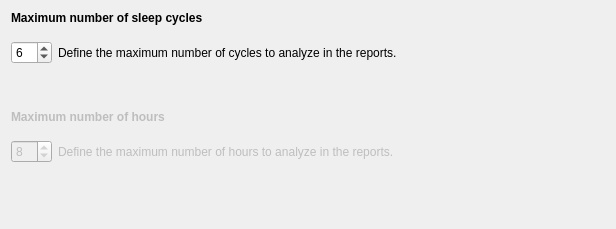
Old version of the form tools/CEAMSTools/SlowWaveClassification/HoursCyclesStep/Ui_HoursCyclesStep.ui in the repository SnoozToolbox/snooz-package-ceams.
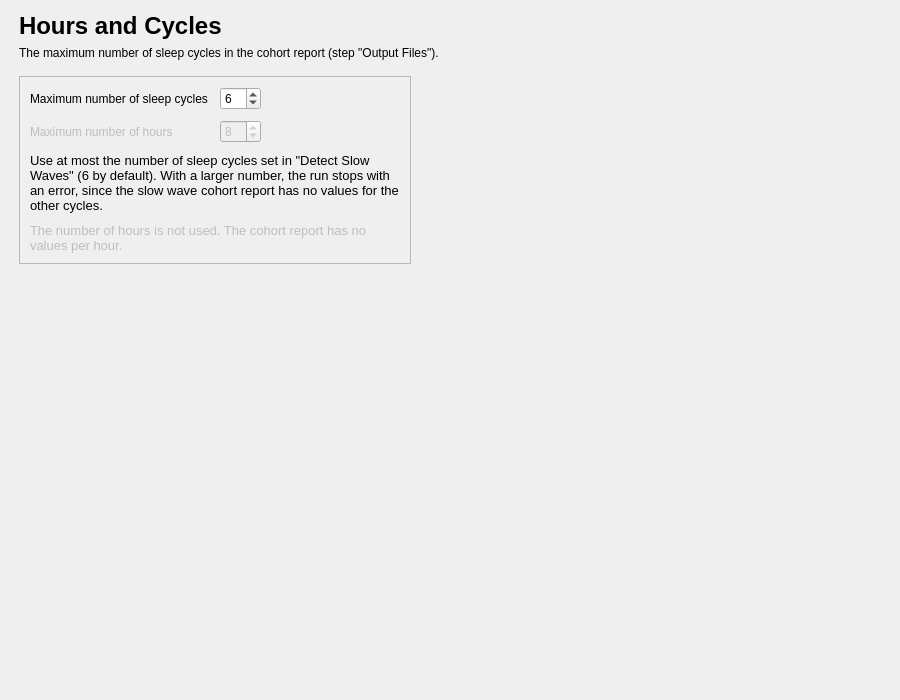
New version of the form.

Commit message: Classify Slow Waves: redesigned pages (tool 2.4.3, module Slow Wave Classifier 2.2.3)

What changed in the file:
```diff
--- a/tools/CEAMSTools/SlowWaveClassification/HoursCyclesStep/Ui_HoursCyclesStep.ui
+++ b/tools/CEAMSTools/SlowWaveClassification/HoursCyclesStep/Ui_HoursCyclesStep.ui
@@ -6,148 +6,275 @@
    <rect>
     <x>0</x>
     <y>0</y>
-    <width>616</width>
-    <height>229</height>
+    <width>900</width>
+    <height>700</height>
    </rect>
   </property>
   <property name="windowTitle">
    <string/>
   </property>
   <layout class="QVBoxLayout" name="verticalLayout">
+   <property name="leftMargin">
+    <number>19</number>
+   </property>
+   <property name="topMargin">
+    <number>12</number>
+   </property>
+   <property name="rightMargin">
+    <number>19</number>
+   </property>
+   <property name="bottomMargin">
+    <number>12</number>
+   </property>
    <item>
-    <widget class="QLabel" name="label_2">
-     <property name="text">
-      <string>&lt;html&gt;&lt;head/&gt;&lt;body&gt;&lt;p&gt;&lt;span style=&quot; font-weight:600;&quot;&gt;Maximum number of sleep cycles&lt;/span&gt;&lt;/p&gt;&lt;/body&gt;&lt;/html&gt;</string>
+    <layout class="QHBoxLayout" name="content_row" stretch="1,0">
+     <property name="leftMargin">
+      <number>0</number>
      </property>
-    </widget>
-   </item>
-   <item>
-    <spacer name="verticalSpacer_4">
-     <property name="orientation">
-      <enum>Qt::Vertical</enum>
+     <property name="topMargin">
+      <number>0</number>
      </property>
-     <property name="sizeType">
-      <enum>QSizePolicy::Fixed</enum>
+     <property name="rightMargin">
+      <number>0</number>
      </property>
-     <property name="sizeHint" stdset="0">
-      <size>
-       <width>20</width>
-       <height>10</height>
-      </size>
+     <property name="bottomMargin">
+      <number>0</number>
      </property>
-    </spacer>
-   </item>
-   <item>
-    <layout class="QHBoxLayout" name="horizontalLayout_2">
      <item>
-      <widget class="QSpinBox" name="spinBox_cycles">
-       <property name="minimum">
-        <number>1</number>
-       </property>
-       <property name="maximum">
-        <number>12</number>
-       </property>
-       <property name="value">
-        <number>6</number>
-       </property>
-      </widget>
-     </item>
-     <item>
-      <widget class="QLabel" name="label_4">
-       <property name="text">
-        <string>Define the maximum number of cycles to analyze in the reports.</string>
-       </property>
-      </widget>
-     </item>
-     <item>
-      <spacer name="horizontalSpacer_2">
-       <property name="orientation">
-        <enum>Qt::Horizontal</enum>
-       </property>
-       <property name="sizeHint" stdset="0">
+      <widget class="QWidget" name="content_widget" native="true">
+       <property name="maximumSize">
         <size>
-         <width>40</width>
-         <height>20</height>
+         <width>800</width>
+         <height>16777215</height>
         </size>
        </property>
-      </spacer>
-     </item>
-    </layout>
-   </item>
-   <item>
-    <spacer name="verticalSpacer_2">
-     <property name="orientation">
-      <enum>Qt::Vertical</enum>
-     </property>
-     <property name="sizeType">
-      <enum>QSizePolicy::Minimum</enum>
-     </property>
-     <property name="sizeHint" stdset="0">
-      <size>
-       <width>20</width>
-       <height>40</height>
-      </size>
-     </property>
-    </spacer>
-   </item>
-   <item>
-    <widget class="QLabel" name="label">
-     <property name="enabled">
-      <bool>false</bool>
-     </property>
-     <property name="text">
-      <string>&lt;html&gt;&lt;head/&gt;&lt;body&gt;&lt;p&gt;&lt;span style=&quot; font-weight:600;&quot;&gt;Maximum number of hours&lt;/span&gt;&lt;/p&gt;&lt;/body&gt;&lt;/html&gt;</string>
-     </property>
-    </widget>
-   </item>
-   <item>
-    <spacer name="verticalSpacer_3">
-     <property name="orientation">
-      <enum>Qt::Vertical</enum>
-     </property>
-     <property name="sizeType">
-      <enum>QSizePolicy::Fixed</enum>
-     </property>
-     <property name="sizeHint" stdset="0">
-      <size>
-       <width>20</width>
-       <height>10</height>
-      </size>
-     </property>
-    </spacer>
-   </item>
-   <item>
-    <layout class="QHBoxLayout" name="horizontalLayout">
-     <item>
-      <widget class="QSpinBox" name="spinBox_hours">
-       <property name="enabled">
-        <bool>false</bool>
-       </property>
-       <property name="minimum">
-        <number>1</number>
-       </property>
-       <property name="maximum">
-        <number>48</number>
-       </property>
-       <property name="value">
-        <number>8</number>
-       </property>
+       <layout class="QVBoxLayout" name="content_layout">
+        <property name="spacing">
+         <number>16</number>
+        </property>
+        <property name="leftMargin">
+         <number>0</number>
+        </property>
+        <property name="topMargin">
+         <number>0</number>
+        </property>
+        <property name="rightMargin">
+         <number>0</number>
+        </property>
+        <property name="bottomMargin">
+         <number>0</number>
+        </property>
+        <item>
+         <layout class="QVBoxLayout" name="header_layout">
+          <property name="spacing">
+           <number>6</number>
+          </property>
+          <item>
+           <widget class="QLabel" name="title_label">
+            <property name="font">
+             <font>
+              <pointsize>18</pointsize>
+              <bold>true</bold>
+             </font>
+            </property>
+            <property name="text">
+             <string>Hours and Cycles</string>
+            </property>
+           </widget>
+          </item>
+          <item>
+           <widget class="QLabel" name="subtitle_label">
+            <property name="text">
+             <string>The maximum number of sleep cycles in the cohort report (step "Output Files").</string>
+            </property>
+            <property name="wordWrap">
+             <bool>true</bool>
+            </property>
+            <property name="variant" stdset="0">
+             <string notr="true">help</string>
+            </property>
+           </widget>
+          </item>
+         </layout>
+        </item>
+        <item>
+         <layout class="QHBoxLayout" name="limits_row" stretch="1,0,1">
+          <property name="spacing">
+           <number>16</number>
+          </property>
+          <item>
+           <widget class="QFrame" name="limits_card">
+            <property name="frameShape">
+             <enum>QFrame::Shape::StyledPanel</enum>
+            </property>
+            <property name="frameShadow">
+             <enum>QFrame::Shadow::Raised</enum>
+            </property>
+            <layout class="QVBoxLayout" name="limits_card_layout">
+             <property name="spacing">
+              <number>10</number>
+             </property>
+             <property name="leftMargin">
+              <number>10</number>
+             </property>
+             <property name="topMargin">
+              <number>10</number>
+             </property>
+             <property name="rightMargin">
+              <number>10</number>
+             </property>
+             <property name="bottomMargin">
+              <number>10</number>
+             </property>
+             <item>
+              <layout class="QGridLayout" name="limits_grid">
+               <property name="horizontalSpacing">
+                <number>12</number>
+               </property>
+               <property name="verticalSpacing">
+                <number>10</number>
+               </property>
+               <item row="0" column="0">
+                <widget class="QLabel" name="label_2">
+                 <property name="text">
+                  <string>Maximum number of sleep cycles</string>
+                 </property>
+                </widget>
+               </item>
+               <item row="0" column="1">
+                <widget class="QSpinBox" name="spinBox_cycles">
+                 <property name="minimum">
+                  <number>1</number>
+                 </property>
+                 <property name="maximum">
+                  <number>12</number>
+                 </property>
+                 <property name="value">
+                  <number>6</number>
+                 </property>
+                </widget>
+               </item>
+               <item row="1" column="0">
+                <widget class="QLabel" name="label">
+                 <property name="text">
+                  <string>Maximum number of hours</string>
+                 </property>
+                 <property name="enabled">
+                  <bool>false</bool>
+                 </property>
+                </widget>
+               </item>
+               <item row="1" column="1">
+                <widget class="QSpinBox" name="spinBox_hours">
+                 <property name="enabled">
+                  <bool>false</bool>
+                 </property>
+                 <property name="minimum">
+                  <number>1</number>
+                 </property>
+                 <property name="maximum">
+                  <number>48</number>
+                 </property>
+                 <property name="value">
+                  <number>8</number>
+                 </property>
+                </widget>
+               </item>
+               <item row="0" column="3">
+                <spacer name="limits_grid_spacer">
+                 <property name="orientation">
+                  <enum>Qt::Orientation::Horizontal</enum>
+                 </property>
+                 <property name="sizeHint" stdset="0">
+                  <size>
+                   <width>40</width>
+                   <height>20</height>
+                  </size>
+                 </property>
+                </spacer>
+               </item>
+              </layout>
+             </item>
+             <item>
+              <widget class="QLabel" name="label_4">
+               <property name="font">
+                <font>
+                 <pointsize>10</pointsize>
+                </font>
+               </property>
+               <property name="text">
+                <string>Use at most the number of sleep cycles set in "Detect Slow Waves" (6 by default). With a larger number, the run stops with an error, since the slow wave cohort report has no values for the other cycles.</string>
+               </property>
+               <property name="wordWrap">
+                <bool>true</bool>
+               </property>
+               <property name="variant" stdset="0">
+                <string notr="true">help</string>
+               </property>
+              </widget>
+             </item>
+             <item>
+              <widget class="QLabel" name="label_3">
+               <property name="font">
+                <font>
+                 <pointsize>10</pointsize>
+                </font>
+               </property>
+               <property name="text">
+                <string>The number of hours is not used. The cohort report has no values per hour.</string>
+               </property>
+               <property name="wordWrap">
+                <bool>true</bool>
+               </property>
+               <property name="variant" stdset="0">
+                <string notr="true">help</string>
+               </property>
+               <property name="enabled">
+                <bool>false</bool>
+               </property>
+              </widget>
+             </item>
+            </layout>
+           </widget>
+          </item>
+          <item>
+           <spacer name="limits_row_gap">
+            <property name="orientation">
+             <enum>Qt::Orientation::Horizontal</enum>
+            </property>
+            <property name="sizeType">
+             <enum>QSizePolicy::Policy::Fixed</enum>
+            </property>
+            <property name="sizeHint" stdset="0">
+             <size>
+              <width>16</width>
+              <height>20</height>
+             </size>
+            </property>
+           </spacer>
+          </item>
+          <item>
+           <spacer name="limits_row_spacer">
+            <property name="orientation">
+             <enum>Qt::Orientation::Horizontal</enum>
+            </property>
+            <property name="sizeHint" stdset="0">
+             <size>
+              <width>40</width>
+              <height>20</height>
+             </size>
+            </property>
+           </spacer>
+          </item>
+         </layout>
+        </item>
+       </layout>
       </widget>
      </item>
      <item>
-      <widget class="QLabel" name="label_3">
-       <property name="enabled">
-        <bool>false</bool>
-       </property>
-       <property name="text">
-        <string>Define the maximum number of hours to analyze in the reports.</string>
-       </property>
-      </widget>
-     </item>
-     <item>
-      <spacer name="horizontalSpacer">
+      <spacer name="content_spacer">
        <property name="orientation">
-        <enum>Qt::Horizontal</enum>
+        <enum>Qt::Orientation::Horizontal</enum>
        </property>
        <property name="sizeHint" stdset="0">
         <size>
@@ -166,8 +293,8 @@
      </property>
      <property name="sizeHint" stdset="0">
       <size>
-       <width>20</width>
-       <height>9</height>
+       <width>40</width>
+       <height>20</height>
       </size>
      </property>
     </spacer>
```
Left out of the diff: 8 changed lines with no effect on the pictures. The commit also changes 17 other files.
